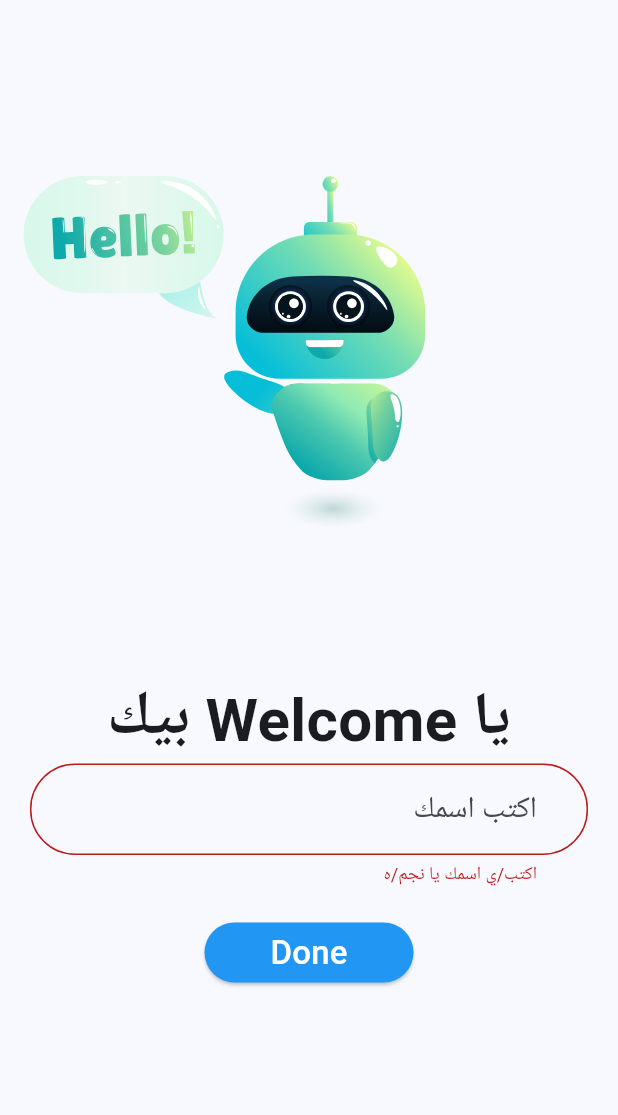
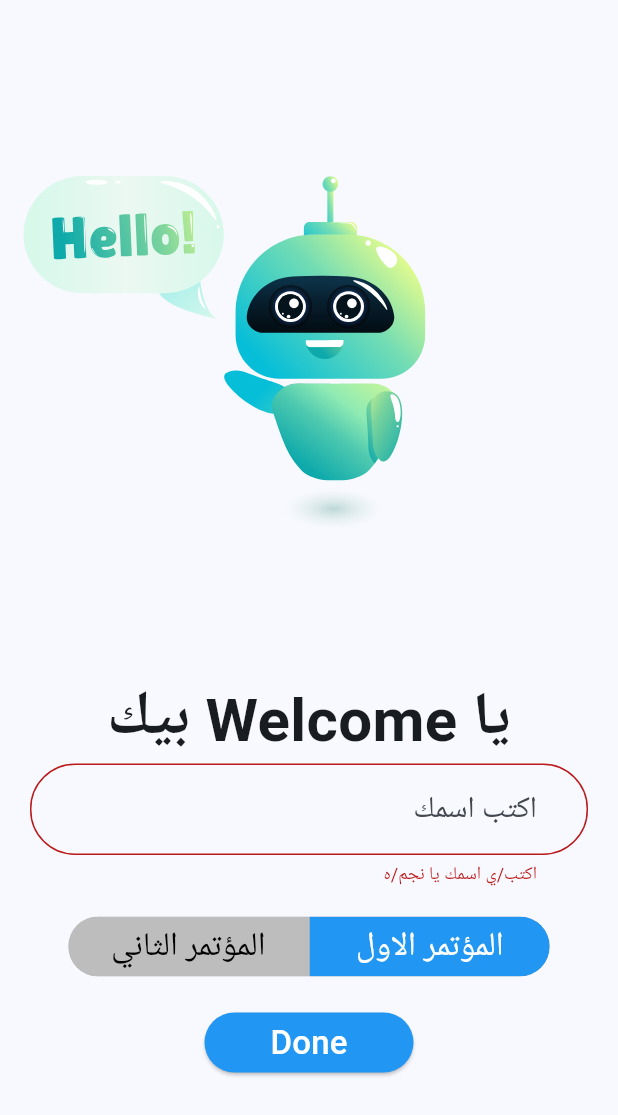
Before and after one commit to EreenyAwny/main, a Flutter app: the screen it shows after launch, after a tap on "حوش اللي وقع منك", after a tap on "Done", on a phone screen of 412 x 824 dp. Shown: the top 1115 px of the screen. Run offline on Flutter 3.47's test engine with Material 3 defaults, Android fonts, the phone set to English and light mode, and no system bars; drawn by our look-alikes of toggle_switch; our stand-ins replace awesome_dialog, bloc, cloud_firestore, connectivity_plus, firebase_auth, firebase_core and 9 more; missing offline and left inert: alert_dialog; accounts and stored records are empty; Roboto replaces fonts that are missing (Tajawal).

Commit message:
make switchable button to choose a num of motamer and some change in splash

```diff
--- a/lib/features/auth_view/presentation/views/auth_view.dart
+++ b/lib/features/auth_view/presentation/views/auth_view.dart
@@ -1,16 +1,19 @@
 import 'package:flutter/material.dart';
+import 'package:flutter_easyloading/flutter_easyloading.dart';
 import 'package:get/get.dart';
 import 'package:hive/hive.dart';
 import 'package:lottie/lottie.dart';
 import 'package:mutamaruna/core/constants.dart';
 import 'package:mutamaruna/core/helper/get_pages.dart';
 import 'package:mutamaruna/core/hive_api.dart';
+import 'package:toggle_switch/toggle_switch.dart';
 
 class AuthView extends StatelessWidget {
   const AuthView({super.key});
 
   @override
   Widget build(BuildContext context) {
+    List<String> labels = ['المؤتمر الاول', 'المؤتمر الثاني'];
     // form key
     GlobalKey<FormState> formKey = GlobalKey<FormState>();
     TextEditingController controller = TextEditingController();
@@ -59,6 +62,31 @@ class AuthView extends StatelessWidget {
                 ),
               ),
               const SizedBox(height: 20),
+              ToggleSwitch(
+                animationDuration: Duration.hoursPerDay,
+                animate: true,
+                activeBgColor: [mainColor, mainColor],
+                activeFgColor: Colors.white,
+                dividerColor: mainColor,
+                fontSize: 22,
+                minWidth: 160,
+                curve: Curves.bounceInOut,
+                cornerRadius: 50,
+                centerText: true,
+                inactiveBgColor: Colors.grey.shade400,
+                inactiveFgColor: Colors.black,
+                textDirectionRTL: true,
+                initialLabelIndex: 0,
+                totalSwitches: labels.length,
+                labels: labels,
+                onToggle: (index) {
+                  if (index == null) {
+                    Box box = Hive.box(HiveApi.configrationBox);
+                    box.put(HiveApi.mNum, labels[index!]);
+                  }
+                },
+              ),
+              const SizedBox(height: 20),
               ElevatedButton(
                 style: ButtonStyle(
                   backgroundColor: WidgetStateProperty.all(
@@ -66,12 +94,15 @@ class AuthView extends StatelessWidget {
                   ),
                 ),
                 onPressed: () {
+                  EasyLoading.show(status: 'loading...');
                   // validate the form
                   if (!formKey.currentState!.validate()) {
+                    EasyLoading.dismiss();
                     return;
                   } else {
                     Box box = Hive.box(HiveApi.configrationBox);
                     box.put(HiveApi.userNamekey, controller.text);
+                    EasyLoading.dismiss();
                     Get.offNamed(GetPages.kHomeView);
                   }
                 },
--- a/lib/features/splash_view/presentation/views/splash_view.dart
+++ b/lib/features/splash_view/presentation/views/splash_view.dart
@@ -1,4 +1,5 @@
 import 'package:flutter/material.dart';
+import 'package:flutter_easyloading/flutter_easyloading.dart';
 import 'package:get/get_core/get_core.dart';
 import 'package:get/get_navigation/get_navigation.dart';
 import 'package:hive/hive.dart';
@@ -22,9 +23,22 @@ class SplashView extends StatelessWidget {
             Column(
               children: [
                 const SizedBox(height: 50),
-                const CircleAvatar(
-                  radius: 150,
-                  backgroundImage: AssetImage("images/1.jpg"),
+                Container(
+                  decoration: BoxDecoration(
+                    borderRadius: BorderRadius.circular(160),
+                    border: Border.all(
+                      color: mainColor,
+                      width: 8,
+                    ),
+                  ),
+                  child: Padding(
+                    padding: const EdgeInsets.all(2.0),
+                    child: CircleAvatar(
+                      radius: 150,
+                      backgroundImage: const AssetImage("images/1.jpg"),
+                      backgroundColor: mainColor,
+                    ),
+                  ),
                 ),
                 const SizedBox(height: 20),
                 Padding(
@@ -49,10 +63,13 @@ class SplashView extends StatelessWidget {
                   backgroundColor: WidgetStateProperty.all(mainColor),
                 ),
                 onPressed: () {
+                  EasyLoading.show(status: 'loading...');
                   Box box = Hive.box(HiveApi.configrationBox);
-                  box.get(HiveApi.userNamekey) == null
-                      ? Get.offNamed(GetPages.kAuth)
-                      : Get.offNamed(GetPages.kHomeView);
+                  // box.get(HiveApi.userNamekey) == null
+                  //     ? Get.offNamed(GetPages.kAuth)
+                  //     : Get.offNamed(GetPages.kHomeView);
+                  Get.offNamed(GetPages.kAuth);
+                  EasyLoading.dismiss();
                 },
                 child: const Padding(
                   padding: EdgeInsets.all(8.0),
--- a/pubspec.yaml
+++ b/pubspec.yaml
@@ -30,6 +30,7 @@ dependencies:
   image_picker: ^1.1.2
   lottie: ^3.1.2
   quickalert: ^1.1.0
+  toggle_switch: ^2.3.0
 
 dev_dependencies:
   build_runner: ^2.4.11
```
Also changed, not shown: pubspec.lock.
